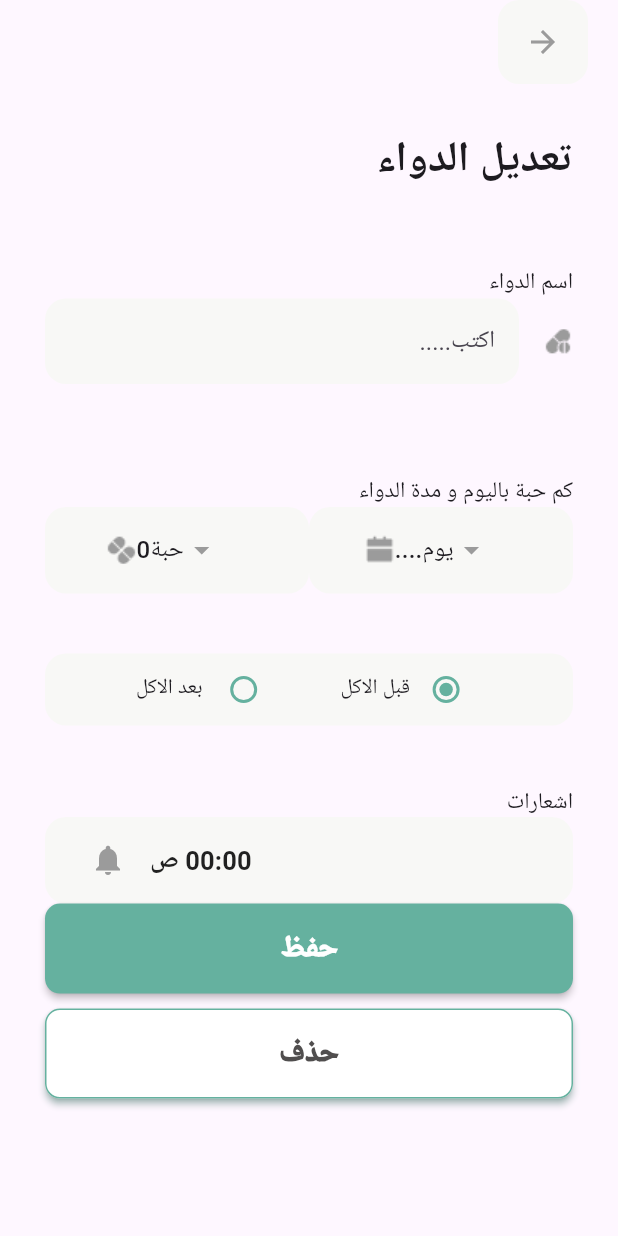
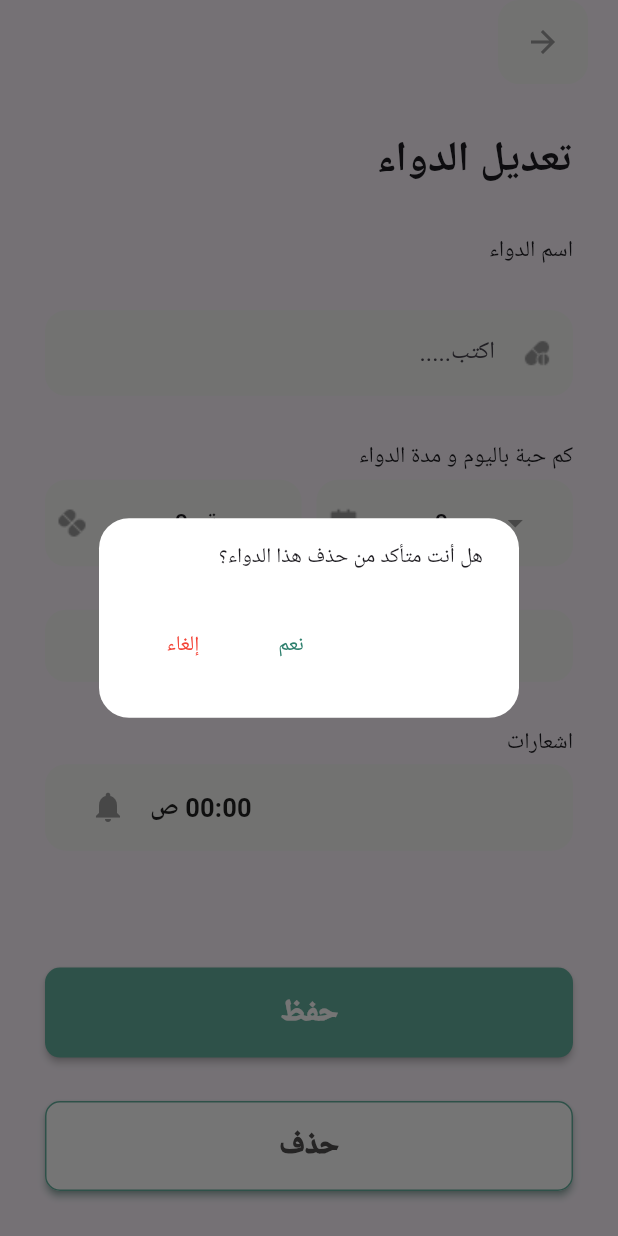
Before and after one commit to hmody360/projrct_8_team_3, a Flutter app: the EditMedicationPage screen opened directly with empty values, after a tap on "حذف", on a phone screen of 412 x 824 dp. Run offline on Flutter 3.47's test engine with Material 3 defaults, Android fonts, the phone set to English and light mode, and no system bars; our stand-ins replace bloc, dash_chat_2, flutter_bloc, flutter_dotenv, flutter_otp_text_field, flutter_svg and 4 more; missing offline and left inert: flutter_barcode_scanner, time_picker_spinner; accounts and stored records are empty; Roboto replaces fonts that are missing (Vazirmatn); project files that could hold a hidden picture were left out.

Commit message:
Fix: Fixed some functionalties within add and edit pages.

```diff
--- a/lib/pages/app pages/MedPage/edit_midication.dart
+++ b/lib/pages/app pages/MedPage/edit_midication.dart
@@ -1,4 +1,6 @@
+import 'package:flutter/cupertino.dart';
 import 'package:flutter/material.dart';
+import 'package:flutter/widgets.dart';
 import 'package:flutter_bloc/flutter_bloc.dart';
 import 'package:get_it/get_it.dart';
 import 'package:intl/intl.dart';
@@ -26,6 +28,7 @@ class EditMedicationPage extends StatelessWidget {
     final locator = GetIt.I.get<DBService>();
     locator.days = medication.days;
     locator.pill = medication.pills;
+    bloc.seletctedType = (medication.before == "قبل الاكل") ? 1 : 2;
     // bloc.selectedTime = DateTime.parse(medication.time);
     // bloc.selectedTimeText = DateFormat.jm().format(bloc.selectedTime);
     return BlocConsumer<DataBloc, DataState>(
@@ -45,6 +48,15 @@ class EditMedicationPage extends StatelessWidget {
           locator.counts = 0;
           bloc.seletctedType = 0;
         }
+        if (state is SuccessDeletingState) {
+          context.showErrorSnackBar(context, "تم حذف هذا الدواء");
+          context.popNav();
+          context.popNav();
+          locator.days = 0;
+          locator.pill = 0;
+          locator.counts = 0;
+          bloc.seletctedType = 0;
+        }
       },
       builder: (context, state) {
         return Scaffold(
@@ -54,15 +66,15 @@ class EditMedicationPage extends StatelessWidget {
             ),
             body: SafeArea(
                 child: Padding(
-              padding: const EdgeInsets.only(top: 30, right: 30, left: 30),
+              padding: const EdgeInsets.all(30),
               child: Column(
+                mainAxisAlignment: MainAxisAlignment.spaceBetween,
                 crossAxisAlignment: CrossAxisAlignment.start,
                 children: [
                   const Text(
                     "تعديل الدواء",
                     style: TextStyle(fontSize: 28, fontWeight: FontWeight.bold),
                   ),
-                  gapH50,
                   const Text(
                     "اسم الدواء",
                     style: TextStyle(fontSize: 15),
@@ -70,44 +82,48 @@ class EditMedicationPage extends StatelessWidget {
                   TextField(
                     controller: nameController,
                     decoration: InputDecoration(
-                      icon: Image.asset('assets/images/medIcon.png'),
+                      prefixIcon: Image.asset('assets/images/medIcon.png'),
                       hintText: "اكتب.....",
                       filled: true,
                       fillColor: greyColor,
-                      border: InputBorder.none,
-                      enabledBorder: OutlineInputBorder(
-                        borderSide: BorderSide(color: transparent),
-                        borderRadius: BorderRadius.circular(14),
-                      ),
-                      focusedBorder: OutlineInputBorder(
-                        borderSide: BorderSide(color: transparent),
+                      border: OutlineInputBorder(
+                        borderSide: BorderSide.none,
                         borderRadius: BorderRadius.circular(14),
                       ),
                     ),
                   ),
-                  gapH60,
+                  Column(
+                    crossAxisAlignment: CrossAxisAlignment.start,
+                    children: [
                       const Text(
                         "كم حبة باليوم و مدة الدواء",
                         style: TextStyle(fontSize: 15),
                       ),
+                      gapH5,
                       Row(
                         children: [
-                      DropDownWidget(
-                        title: "يوم",
+                          Expanded(
+                            child: DropDownWidget(
+                              title: "يوم   ",
                               path: 'assets/images/calendar-fill 2.png',
-                        type: "days",
+                              type: "day",
                               page: 2,
                             ),
-                      gapH15,
-                      DropDownWidget(
-                        title: "حبة",
+                          ),
+                          gapWe10,
+                          Expanded(
+                            child: DropDownWidget(
+                              count: 3,
+                              title: "حبة   ",
                               path: 'assets/images/calendar-fill 1.png',
                               type: "pill",
                               page: 2,
                             ),
+                          ),
                         ],
                       ),
-                  gapH40,
+                    ],
+                  ),
                   Container(
                     padding: const EdgeInsets.symmetric(horizontal: 20),
                     decoration: BoxDecoration(
@@ -158,11 +174,14 @@ class EditMedicationPage extends StatelessWidget {
                       ],
                     ),
                   ),
-                  gapH40,
+                  Column(
+                    crossAxisAlignment: CrossAxisAlignment.start,
+                    children: [
                       const Text(
                         "اشعارات",
                         style: TextStyle(fontSize: 15),
                       ),
+                      gapH5,
                       Container(
                           height: MediaQuery.of(context).size.height * 0.07,
                           decoration: BoxDecoration(
@@ -171,7 +190,8 @@ class EditMedicationPage extends StatelessWidget {
                                 const BorderRadius.all(Radius.circular(14)),
                           ),
                           child: Padding(
-                        padding: const EdgeInsets.symmetric(horizontal: 30.0),
+                            padding:
+                                const EdgeInsets.symmetric(horizontal: 30.0),
                             child: Row(
                                 mainAxisAlignment: MainAxisAlignment.end,
                                 children: [
@@ -195,8 +215,8 @@ class EditMedicationPage extends StatelessWidget {
                                               ),
                                               isForce2Digits: true,
                                               onTimeChange: (time) {
-                                            bloc.add(
-                                                ChangeTimeEvent(time: time));
+                                                bloc.add(ChangeTimeEvent(
+                                                    time: time));
                                               },
                                             ),
                                             actions: <Widget>[
@@ -205,7 +225,7 @@ class EditMedicationPage extends StatelessWidget {
                                                   Navigator.of(context)
                                                       .pop(dateTime);
                                                 },
-                                            child: const Text('OK'),
+                                                child: const Text('خروج'),
                                               ),
                                             ],
                                           );
@@ -225,7 +245,9 @@ class EditMedicationPage extends StatelessWidget {
                                   )
                                 ]),
                           )),
-                  // const Spacer(),
+                    ],
+                  ),
+                  gapH20,
                   ButtonWidget(
                     backgroundColor: textfieldGreenColor,
                     onPressed: () {
@@ -235,12 +257,39 @@ class EditMedicationPage extends StatelessWidget {
                     text: "حفظ",
                     textColor: whiteColor,
                   ),
-                  gapH10,
                   ButtonWidget(
                     backgroundColor: whiteColor,
                     onPressed: () {
+                      showDialog(
+                          context: context,
+                          builder: (context) {
+                            return AlertDialog(
+                              shape: RoundedRectangleBorder(
+                                  borderRadius: BorderRadius.circular(20)),
+                              backgroundColor: whiteColor,
+                              content:
+                                  const Text("هل أنت متأكد من حذف هذا الدواء؟"),
+                              actions: <Widget>[
+                                TextButton(
+                                    onPressed: () {
                                       bloc.add(DeleteMedicationEvent(
                                           medID: medication.medicationId));
+                                    },
+                                    child: Text(
+                                      "نعم",
+                                      style: TextStyle(color: greenText),
+                                    )),
+                                TextButton(
+                                    onPressed: () {
+                                      context.popNav();
+                                    },
+                                    child: Text(
+                                      "إلغاء",
+                                      style: TextStyle(color: red),
+                                    ))
+                              ],
+                            );
+                          });
                     },
                     text: "حذف",
                     textColor: textgreyColor,
--- a/lib/pages/app pages/NavBarPage/bootom_bar_bar.dart
+++ b/lib/pages/app pages/NavBarPage/bootom_bar_bar.dart
@@ -33,7 +33,7 @@ class BottomBarScreen extends StatelessWidget {
                 ),
                 child: FloatingActionButton(
                   onPressed: () {
-                    context.pushTo(view: const AddMedicationPage());
+                    context.pushTo(view: AddMedicationPage());
                   },
                   backgroundColor: teal,
                   child: Icon(Icons.add, size: 30, color: whiteColor),
--- a/lib/pages/app pages/ScanPage/scan copy.dart
+++ b/lib/pages/app pages/ScanPage/scan copy.dart
@@ -92,7 +92,7 @@ class _ScanPageState extends State<ScanPage> {
                     backgroundColor: whiteColor,
                     shape: RoundedRectangleBorder(
                         side: BorderSide(
-                            color: textfieldGreenColor ?? transparent),
+                            color: textfieldGreenColor),
                         borderRadius:
                             const BorderRadius.all(Radius.circular(10)))),
                 onPressed: startBarcodeScanStream,
--- a/lib/pages/auth pages/first_page/first_page.dart
+++ b/lib/pages/auth pages/first_page/first_page.dart
@@ -1,7 +1,6 @@
 import 'package:flutter/material.dart';
 import 'package:project_8_team3/helper/colors.dart';
 import 'package:project_8_team3/helper/extintion.dart';
-import 'package:project_8_team3/helper/sized.dart';
 import 'package:project_8_team3/pages/auth%20pages/sign%20up%20page/signup_page.dart';
 import 'package:project_8_team3/pages/auth%20pages/signIn%20page/signin_page.dart';
 import 'package:project_8_team3/widgets/button_widget.dart';
--- a/lib/pages/splash page/bloc/redirect_bloc.dart
+++ b/lib/pages/splash page/bloc/redirect_bloc.dart
@@ -22,6 +22,7 @@ class RedirectBloc extends Bloc<RedirectEvent, RedirectState> {
       final session = await dbLoactor.getCurrentSession();
       Future.delayed(const Duration(seconds: 4));
       if (session != null){
+        dbLoactor.name = await dbLoactor.getUserName();
         emit(RedirectedState(pageView: const BottomBarScreen()));
       }else {
         emit(RedirectedState(pageView: const FirstPage()));
--- a/lib/widgets/dropdown_Container_widget.dart
+++ b/lib/widgets/dropdown_Container_widget.dart
@@ -3,6 +3,7 @@ import 'package:get_it/get_it.dart';
 import 'package:project_8_team3/data/service/supabase_services.dart';
 
 import 'package:project_8_team3/helper/colors.dart';
+import 'package:project_8_team3/helper/extintion.dart';
 import 'package:project_8_team3/helper/sized.dart';
 
 // ignore: must_be_immutable
@@ -37,17 +38,20 @@ class _DropDownWidgetState extends State<DropDownWidget> {
         dropDownValue = locator.pill.toString();
       }
     }
-    return Expanded(
-      child: Container(
+    return Container(
+      padding: const EdgeInsets.all(8),
+      width: context.getWidth(),
       height: MediaQuery.of(context).size.height * 0.07,
       decoration: BoxDecoration(
         color: greyColor,
         borderRadius: const BorderRadius.all(Radius.circular(14)),
       ),
       child: Row(
-          mainAxisAlignment: MainAxisAlignment.center,
+        mainAxisAlignment: MainAxisAlignment.spaceBetween,
         children: [
           DropdownButton<int>(
+            menuMaxHeight: 160,
+            borderRadius: BorderRadius.circular(20),
             underline: const Text(""),
             icon: Row(
               children: [
@@ -85,7 +89,6 @@ class _DropDownWidgetState extends State<DropDownWidget> {
           Image.asset(widget.path)
         ],
       ),
-      ),
     );
   }
 }
```
Also changed, not shown: lib/pages/aichat/first_chat_page.dart (+6 -3 lines), lib/pages/app pages/AddPage/add_medication_page.dart (+43 -35 lines), lib/pages/app pages/HomePage/home_page.dart (+9 -2 lines), lib/pages/app pages/MedPage/med_page.dart (+12 -3 lines), lib/pages/app pages/bloc/data_bloc.dart (+7 -2 lines). Lines whose indentation alone changed are shown as unchanged.
